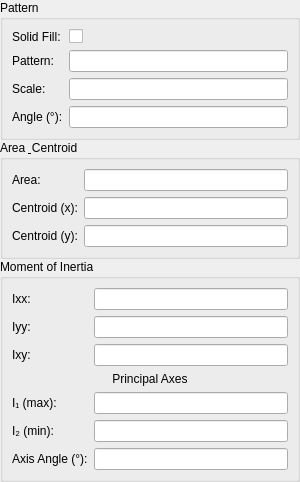
First picture: the form in librecad/src/ui/dialogs/entity/lc_hatchpropertieseditingwidget.ui, repository dxli/LibreCAD, before the edit.
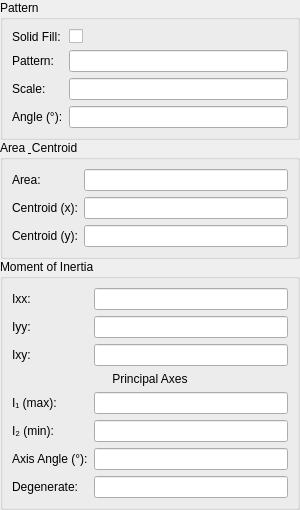
Second picture: the form after the edit.

Commit message: moment: detect degenerency

Diff of the .ui file:
```diff
--- a/librecad/src/ui/dialogs/entity/lc_hatchpropertieseditingwidget.ui
+++ b/librecad/src/ui/dialogs/entity/lc_hatchpropertieseditingwidget.ui
@@ -311,6 +311,26 @@
         </property>
        </widget>
       </item>
+      <item row="7" column="0">
+       <widget class="QLabel" name="lDegenerate">
+        <property name="toolTip">
+         <string>Indicates if the moment of inertia matrix is degenerate (I₁ ≈ I₂)</string>
+        </property>
+        <property name="text">
+         <string>Degenerate:</string>
+        </property>
+       </widget>
+      </item>
+      <item row="7" column="1">
+       <widget class="QLineEdit" name="leDegenerate">
+        <property name="toolTip">
+         <string>Shows whether the shape has rotational symmetry (any axis is principal)</string>
+        </property>
+        <property name="readOnly">
+         <bool>true</bool>
+        </property>
+       </widget>
+      </item>
      </layout>
     </widget>
    </item>
```
The commit also changes 1 other file.
